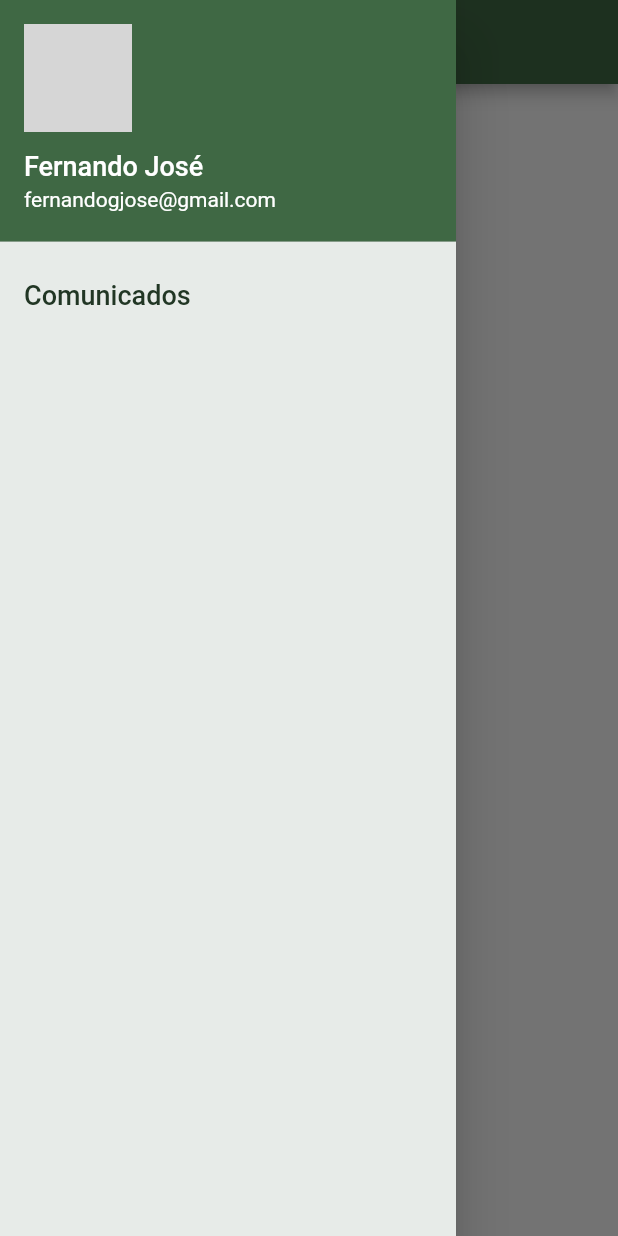
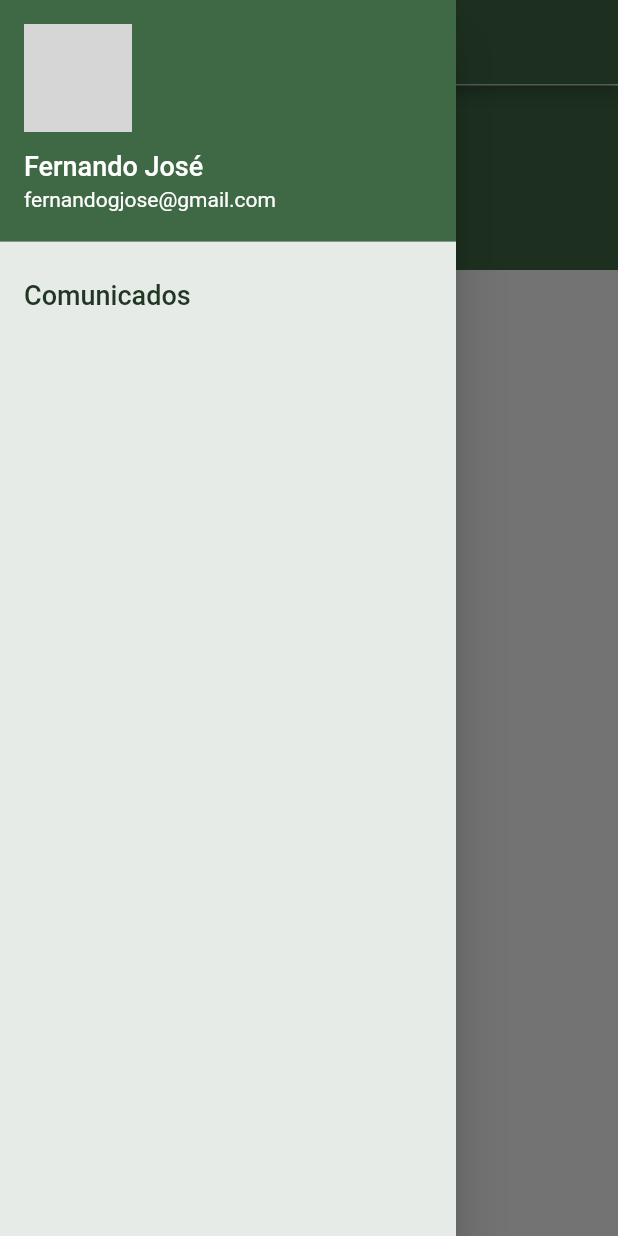
Before and after one commit to fernandogjose/App.EcoAprender.Flutter, a Flutter app: the screen it shows after launch, with the side drawer open, on a phone screen of 412 x 824 dp. Run offline on Flutter 3.47's test engine with Material 2 defaults, Android fonts, the phone set to English and light mode, and no system bars; our stand-ins replace dio; accounts and stored records are empty; network calls fail; grey boxes are pictures that could not be loaded.

Commit message:
Finalizando a primeira versão do app para poder publicar

```diff
--- a/lib/themes/themeEscola.dart
+++ b/lib/themes/themeEscola.dart
@@ -20,4 +20,11 @@ class ThemeEscola {
   static const double padraoFontSize = 18;
   static const FontWeight padraoFontWeight = FontWeight.normal;
   static const Color padraoFontColor = corPrimaria;
+
+  static const double homeLinkFontSize = 20;
+  static const FontWeight homeLinkFontWeight = FontWeight.normal;
+  static const Color homeLinkFontColor = branco;
+
+  static const Color homeLinkComunicadoCorDeFundo = corPrimaria;
+  static const Color homeLinkAgendaCorDeFundo = corPrimariaEscuro;
 }
--- a/lib/views/shared/pages/home.page.dart
+++ b/lib/views/shared/pages/home.page.dart
@@ -1,22 +1,28 @@
 import 'package:app_escola_ecoaprender/themes/themeEscola.dart';
+import 'package:app_escola_ecoaprender/views/shared/widgets/home-link.widget.dart';
 import 'package:app_escola_ecoaprender/views/shared/widgets/menu-lateral.widget.dart';
 import 'package:flutter/material.dart';
 import 'package:flutter/widgets.dart';
+import 'comunicado.page.dart';
 
 class HomePage extends StatelessWidget {
   @override
   Widget build(BuildContext context) {
     return Scaffold(
-        appBar: new AppBar(
-          backgroundColor: ThemeEscola.corPrimaria,
-          title: new Text("Eco Aprender"),
-        ),
-        drawer: new Drawer(child: MenuLateral()),
-        body: Padding(
-          padding: EdgeInsets.all(10),
-          child: Column(
-            children: <Widget>[],
+      appBar: new AppBar(
+        backgroundColor: ThemeEscola.corPrimaria,
+        title: new Text("Eco Aprender"),
+      ),
+      drawer: new Drawer(child: MenuLateral()),
+      body: ListView(
+        children: <Widget>[
+          HomeLink(
+            link: 'Comunicado',
+            corDeFundo: ThemeEscola.homeLinkComunicadoCorDeFundo,
+            pagina: (BuildContext context) => new ComunicadoPage(),
           ),
-        ));
+        ],
+      ),
+    );
   }
 }
--- /dev/null
+++ b/lib/views/shared/widgets/home-link.widget.dart
@@ -0,0 +1,46 @@
+import 'package:app_escola_ecoaprender/themes/themeEscola.dart';
+import 'package:flutter/cupertino.dart';
+import 'package:flutter/material.dart';
+
+class HomeLink extends StatelessWidget {
+  final String link;
+  final Color corDeFundo;
+  final Function pagina;
+
+  HomeLink(
+      {@required this.link, @required this.corDeFundo, @required this.pagina});
+
+  @override
+  Widget build(BuildContext context) {
+    return InkWell(
+      child: Padding(
+        padding: EdgeInsets.only(top: 1),
+        child: Container(
+          padding: EdgeInsets.all(50),
+          color: corDeFundo,
+          child: Row(
+            crossAxisAlignment: CrossAxisAlignment.center,
+            mainAxisAlignment: MainAxisAlignment.center,
+            children: <Widget>[
+              Text(
+                link,
+                style: TextStyle(
+                  color: ThemeEscola.homeLinkFontColor,
+                  fontSize: ThemeEscola.homeLinkFontSize,
+                  fontWeight: ThemeEscola.homeLinkFontWeight,
+                ),
+              ),
+            ],
+          ),
+        ),
+      ),
+      onTap: () {
+        // Navigator.of(context).pop();
+        Navigator.push(
+          context,
+          new MaterialPageRoute(builder: pagina),
+        );
+      },
+    );
+  }
+}
```
